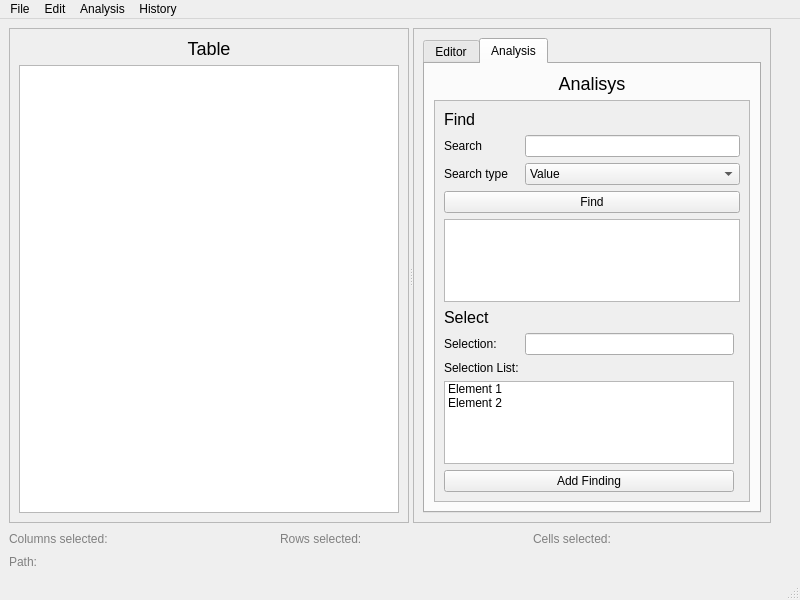
The window that res/ui/main-window.ui (stefanbenderskiy/Table-Wizard) describes before a commit, drawn with Qt 5.
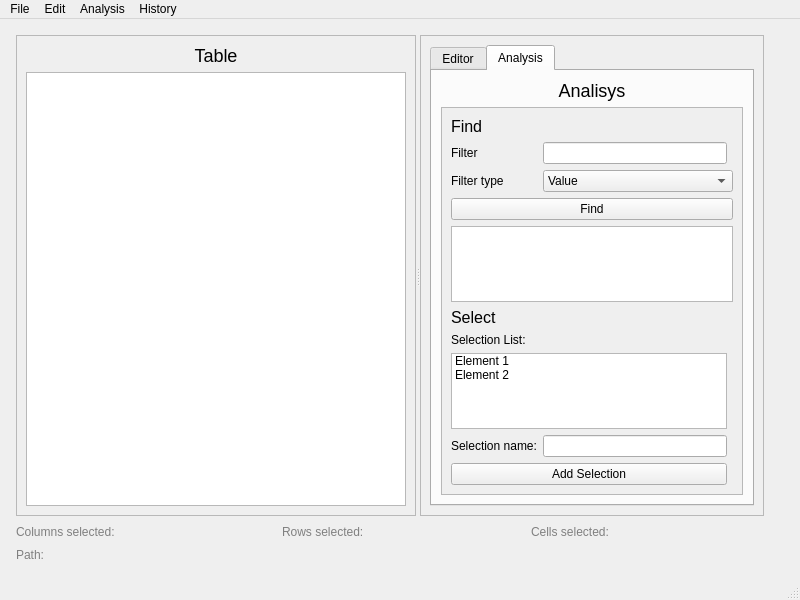
The same window after the commit. The open tabs and pages were chosen to show the change.

Diff of the .ui file:
```diff
--- a/res/ui/main-window.ui
+++ b/res/ui/main-window.ui
@@ -33,6 +33,18 @@
     <string notr="true"/>
    </property>
    <layout class="QHBoxLayout" name="horizontalLayout_2">
+    <property name="leftMargin">
+     <number>16</number>
+    </property>
+    <property name="topMargin">
+     <number>16</number>
+    </property>
+    <property name="rightMargin">
+     <number>16</number>
+    </property>
+    <property name="bottomMargin">
+     <number>16</number>
+    </property>
     <item>
      <layout class="QGridLayout" name="central_grid_layout">
       <item row="2" column="0">
@@ -233,8 +245,8 @@
                   <rect>
                    <x>0</x>
                    <y>0</y>
-                   <width>303</width>
-                   <height>398</height>
+                   <width>258</width>
+                   <height>438</height>
                   </rect>
                  </property>
                  <layout class="QGridLayout" name="gridLayout_2">
@@ -411,45 +423,12 @@
                   <rect>
                    <x>0</x>
                    <y>0</y>
-                   <width>303</width>
-                   <height>398</height>
+                   <width>258</width>
+                   <height>444</height>
                   </rect>
                  </property>
                  <layout class="QGridLayout" name="gridLayout_4">
-                  <item row="2" column="0">
-                   <widget class="QLabel" name="search_type_label">
-                    <property name="text">
-                     <string>Search type</string>
-                    </property>
-                   </widget>
-                  </item>
-                  <item row="12" column="0" colspan="3">
-                   <spacer name="verticalSpacer_3">
-                    <property name="orientation">
-                     <enum>Qt::Vertical</enum>
-                    </property>
-                    <property name="sizeHint" stdset="0">
-                     <size>
-                      <width>20</width>
-                      <height>40</height>
-                     </size>
-                    </property>
-                   </spacer>
-                  </item>
-                  <item row="1" column="1" colspan="2">
-                   <widget class="QLineEdit" name="search_edit"/>
-                  </item>
-                  <item row="4" column="0" colspan="3">
-                   <widget class="QTextBrowser" name="finding_list"/>
-                  </item>
-                  <item row="11" column="0" colspan="2">
-                   <widget class="QPushButton" name="pushButton_2">
-                    <property name="text">
-                     <string>Add Finding</string>
-                    </property>
-                   </widget>
-                  </item>
-                  <item row="9" column="0" colspan="2">
+                  <item row="8" column="0" colspan="2">
                    <widget class="QListWidget" name="listWidget">
                     <item>
                      <property name="text">
@@ -463,13 +442,43 @@
                     </item>
                    </widget>
                   </item>
-                  <item row="1" column="0">
-                   <widget class="QLabel" name="search_label">
+                  <item row="7" column="0">
+                   <widget class="QLabel" name="label_6">
                     <property name="text">
-                     <string>Search</string>
+                     <string>Selection List:</string>
                     </property>
                    </widget>
                   </item>
+                  <item row="10" column="0" colspan="2">
+                   <widget class="QPushButton" name="pushButton_2">
+                    <property name="text">
+                     <string>Add Selection</string>
+                    </property>
+                   </widget>
+                  </item>
+                  <item row="3" column="0">
+                   <widget class="QLabel" name="filter_type_label">
+                    <property name="text">
+                     <string>Filter type</string>
+                    </property>
+                   </widget>
+                  </item>
+                  <item row="15" column="0" colspan="3">
+                   <spacer name="verticalSpacer_3">
+                    <property name="orientation">
+                     <enum>Qt::Vertical</enum>
+                    </property>
+                    <property name="sizeHint" stdset="0">
+                     <size>
+                      <width>20</width>
+                      <height>40</height>
+                     </size>
+                    </property>
+                   </spacer>
+                  </item>
+                  <item row="5" column="0" colspan="3">
+                   <widget class="QTextBrowser" name="finding_list"/>
+                  </item>
                   <item row="0" column="0" colspan="3">
                    <widget class="QLabel" name="label_2">
                     <property name="styleSheet">
@@ -480,31 +489,14 @@
                     </property>
                    </widget>
                   </item>
-                  <item row="3" column="0" colspan="3">
+                  <item row="4" column="0" colspan="3">
                    <widget class="QPushButton" name="find_button">
                     <property name="text">
                      <string>Find</string>
                     </property>
                    </widget>
                   </item>
-                  <item row="2" column="1" colspan="2">
-                   <widget class="QComboBox" name="search_type_combo_box">
-                    <property name="styleSheet">
-                     <string notr="true"/>
-                    </property>
-                    <item>
-                     <property name="text">
-                      <string>Value</string>
-                     </property>
-                    </item>
-                    <item>
-                     <property name="text">
-                      <string>Function</string>
-                     </property>
-                    </item>
-                   </widget>
-                  </item>
-                  <item row="5" column="0">
+                  <item row="6" column="0">
                    <widget class="QLabel" name="label_5">
                     <property name="styleSheet">
                      <string notr="true">font-size:16px;</string>
@@ -514,23 +506,50 @@
                     </property>
                    </widget>
                   </item>
-                  <item row="8" column="0">
-                   <widget class="QLabel" name="label_6">
-                    <property name="text">
-                     <string>Selection List:</string>
+                  <item row="3" column="1" colspan="2">
+                   <widget class="QComboBox" name="filter_type_combo_box">
+                    <property name="styleSheet">
+                     <string notr="true"/>
                     </property>
+                    <item>
+                     <property name="text">
+                      <string>Value</string>
+                     </property>
+                    </item>
+                    <item>
+                     <property name="text">
+                      <string>Function</string>
+                     </property>
+                    </item>
                    </widget>
                   </item>
-                  <item row="7" column="0">
-                   <widget class="QLabel" name="label_7">
-                    <property name="text">
-                     <string>Selection:</string>
-                    </property>
-                   </widget>
-                  </item>
-                  <item row="7" column="1">
+                  <item row="9" column="1">
                    <widget class="QLineEdit" name="selection_edit_2"/>
                   </item>
+                  <item row="9" column="0">
+                   <widget class="QLabel" name="label_7">
+                    <property name="text">
+                     <string>Selection name:</string>
+                    </property>
+                   </widget>
+                  </item>
+                  <item row="2" column="1">
+                   <widget class="QLineEdit" name="filter_edit">
+                    <property name="minimumSize">
+                     <size>
+                      <width>0</width>
+                      <height>0</height>
+                     </size>
+                    </property>
+                   </widget>
+                  </item>
+                  <item row="2" column="0">
+                   <widget class="QLabel" name="filter_label">
+                    <property name="text">
+                     <string>Filter</string>
+                    </property>
+                   </widget>
+                  </item>
                  </layout>
                 </widget>
                </widget>
@@ -553,7 +572,7 @@
      <x>0</x>
      <y>0</y>
      <width>800</width>
-     <height>21</height>
+     <height>26</height>
     </rect>
    </property>
    <widget class="QMenu" name="menu_file">
```
